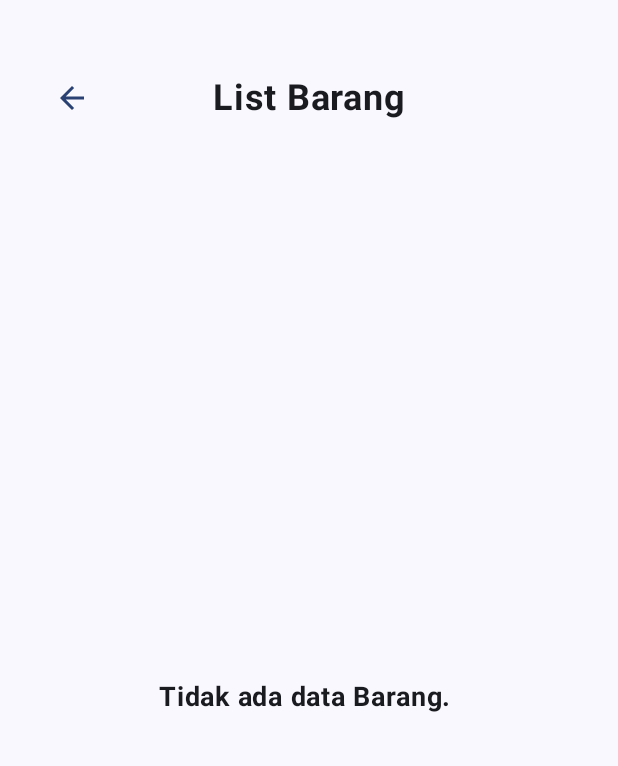
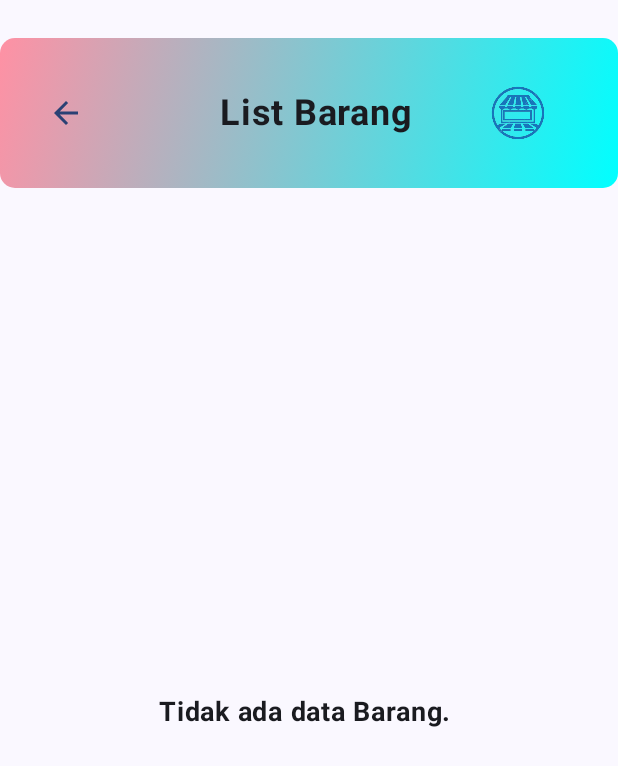
Before and after one commit to BriliyanLuthfiTriandri/UcpRoomDatabase_0094, an Android app built with Jetpack Compose: the HomeBrgView screen opened through its navigation route, on a phone screen of 412 x 824 dp. Shown: the top 766 px of the screen. Run offline under Robolectric (Android 15) with nearby library versions, the phone set to English and light mode, and no system bars.

Commit message:
menambahkan logo dan warna

```diff
--- a/app/src/main/java/com/example/ucp2/ui/customwidget/TopAppBar.kt
+++ b/app/src/main/java/com/example/ucp2/ui/customwidget/TopAppBar.kt
@@ -1,5 +1,6 @@
 package com.example.ucp2.ui.customwidget
 
+import androidx.compose.foundation.background
 import androidx.compose.foundation.layout.*
 import androidx.compose.material.icons.Icons
 import androidx.compose.material.icons.filled.ArrowBack
@@ -7,14 +8,19 @@ import androidx.compose.material3.Icon
 import androidx.compose.material3.IconButton
 import androidx.compose.material3.MaterialTheme
 import androidx.compose.material3.Text
-import androidx.compose.material3.TextButton
 import androidx.compose.runtime.Composable
 import androidx.compose.ui.Alignment
 import androidx.compose.ui.Modifier
+import androidx.compose.ui.graphics.Brush
 import androidx.compose.ui.graphics.Color
 import androidx.compose.ui.text.font.FontWeight
 import androidx.compose.ui.unit.dp
 import androidx.compose.ui.unit.sp
+import androidx.compose.foundation.Image
+import androidx.compose.foundation.shape.RoundedCornerShape
+import androidx.compose.ui.draw.clip
+import androidx.compose.ui.res.painterResource
+import com.example.ucp2.R // Pastikan import resource gambar yang sesuai
 
 @Composable
 fun TopAppBar(
@@ -26,7 +32,16 @@ fun TopAppBar(
     Box(
         modifier = modifier
             .fillMaxWidth()
-            .padding(16.dp),
+            .clip(shape = RoundedCornerShape(10.dp))
+            .background(
+                brush = Brush.linearGradient(
+                    colors = listOf(
+                        Color(0xFFFF91A4),
+                        Color.Cyan
+                    )
+                )
+            )
+            .padding(10.dp),
         contentAlignment = Alignment.Center
     ) {
         // Tombol Kembali
@@ -34,7 +49,7 @@ fun TopAppBar(
             Row(
                 modifier = Modifier
                     .fillMaxWidth()
-                    .padding(start = 8.dp),
+                    .padding(start = 10.dp),
                 verticalAlignment = Alignment.CenterVertically
             ) {
                 IconButton(
@@ -51,13 +66,26 @@ fun TopAppBar(
             }
         }
 
-        // Judul
+        // Judul dan Gambar
+        Row(
+            modifier = Modifier.align(Alignment.Center),
+            verticalAlignment = Alignment.CenterVertically
+        ) {
             Text(
                 text = judul,
                 fontSize = 24.sp,
                 fontWeight = FontWeight.Bold,
                 color = MaterialTheme.colorScheme.onSurface,
-            modifier = Modifier.align(Alignment.Center)
+                modifier = Modifier
+                    .padding(start = 120.dp)
+                    .padding(end = 30.dp)
+            )
+            Image(
+                painter = painterResource(id = R.drawable.logowarung), // Ganti dengan ID gambar Anda
+                contentDescription = "Logo",
+                modifier = Modifier
+                    .size(80.dp)
             )
         }
     }
+}
```
Lines whose indentation alone changed are shown as unchanged.
